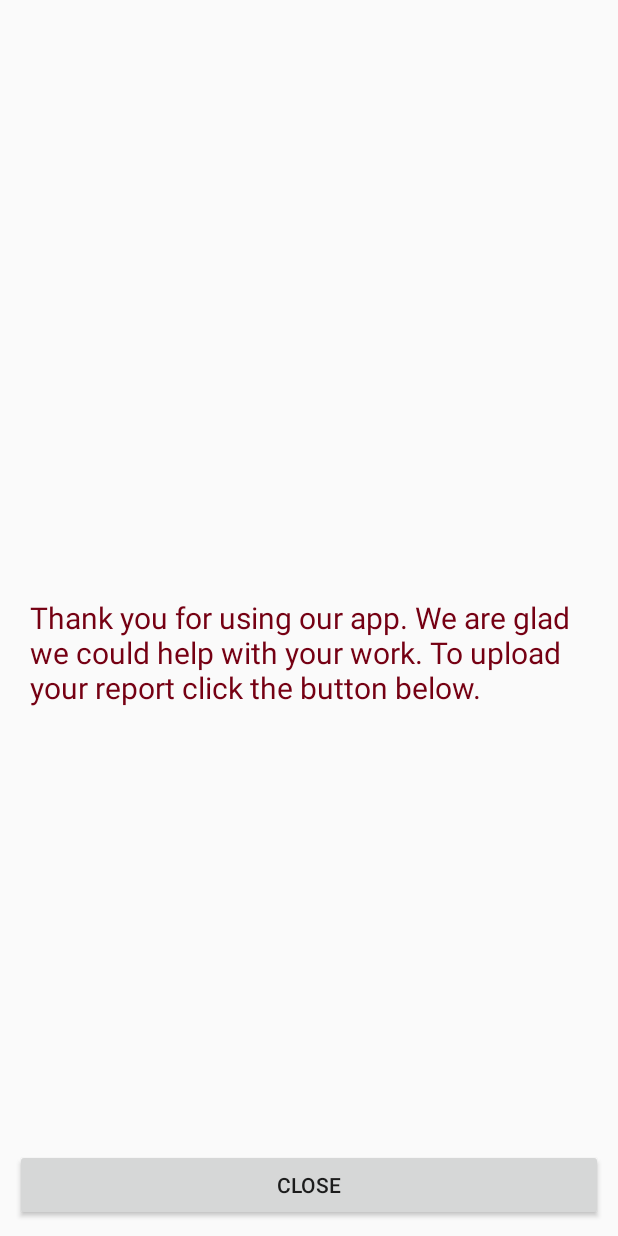
After one commit to Vandov/FaultAssist, an Android app: the layout dialog_report_solved.xml on its own in the app's theme, with its tools: preview values and no code run, on a phone screen of 412 x 824 dp. The commit adds this screen. Run offline under Robolectric (Android 15) with nearby library versions, the phone set to English and light mode, and no system bars.

Commit message:
Going forward, sideways and backwards implemented. Solution implemented. Ending screen implemented. TODO: report function.

```diff
--- a/FaultAssist/app/build.gradle
+++ b/FaultAssist/app/build.gradle
@@ -25,7 +25,7 @@ dependencies {
     androidTestCompile('com.android.support.test.espresso:espresso-core:2.2.2', {
         exclude group: 'com.android.support', module: 'support-annotations'
     })
-    compile 'com.android.support:appcompat-v7:25.2.0'
+    compile 'com.android.support:appcompat-v7:25.3.1'
     compile 'com.android.support.constraint:constraint-layout:1.0.2'
     compile 'com.squareup.okhttp3:okhttp:3.7.0'
     compile 'com.google.code.gson:gson:2.8.0'
--- /dev/null
+++ b/FaultAssist/app/src/main/res/layout/dialog_report_solved.xml
@@ -0,0 +1,45 @@
+<?xml version="1.0" encoding="utf-8"?>
+<LinearLayout xmlns:android="http://schemas.android.com/apk/res/android"
+    android:layout_width="match_parent"
+    android:layout_height="match_parent"
+    android:gravity="center"
+    android:orientation="vertical"
+    android:padding="10dp">
+
+    <TextView
+        android:id="@+id/text_view_solved"
+        android:layout_width="match_parent"
+        android:layout_height="match_parent"
+        android:textColor="@color/black"
+        android:textSize="24dp"
+        android:padding="20dp"
+        android:layout_weight="1" />
+
+    <TextView
+        android:id="@+id/text_view_ask"
+        android:layout_width="match_parent"
+        android:layout_height="match_parent"
+        android:textColor="@color/colorPrimary"
+        android:textSize="20dp"
+        android:padding="10dp"
+        android:layout_gravity="left"
+        android:layout_weight="1"
+        android:text="@string/thanks"/>
+
+    <LinearLayout
+        android:layout_width="match_parent"
+        android:layout_height="wrap_content"
+        android:orientation="horizontal">
+
+        <Button
+            android:id="@+id/close_btn_report_dialog"
+            android:layout_width="wrap_content"
+            android:layout_height="wrap_content"
+            android:layout_weight="1"
+            android:text="@string/close"
+            android:visibility="visible" />
+
+
+    </LinearLayout>
+
+</LinearLayout>
--- a/FaultAssist/app/src/main/res/values/strings.xml
+++ b/FaultAssist/app/src/main/res/values/strings.xml
@@ -9,4 +9,7 @@
     <string name="proceed">Proceed</string>
     <string name="yes">Yes</string>
     <string name="no">No</string>
+    <string name="ask_if_solved">Did this solve the problem?</string>
+    <string name="thanks">Thank you for using our app. We are glad we could help with your work. To upload your report click the button below.</string>
+    <string name="close">Close</string>
 </resources>
```
Also changed, not shown: FaultAssist/app/src/main/java/hu/bme/iit/faultassist/ReportActivity.java (+80 -56 lines), FaultAssist/app/src/main/java/hu/bme/iit/faultassist/ReportDialog.java (+84 -22 lines), FaultAssist/app/src/main/res/layout/dialog_report_suggestion.xml (added, +55 -0 lines).
